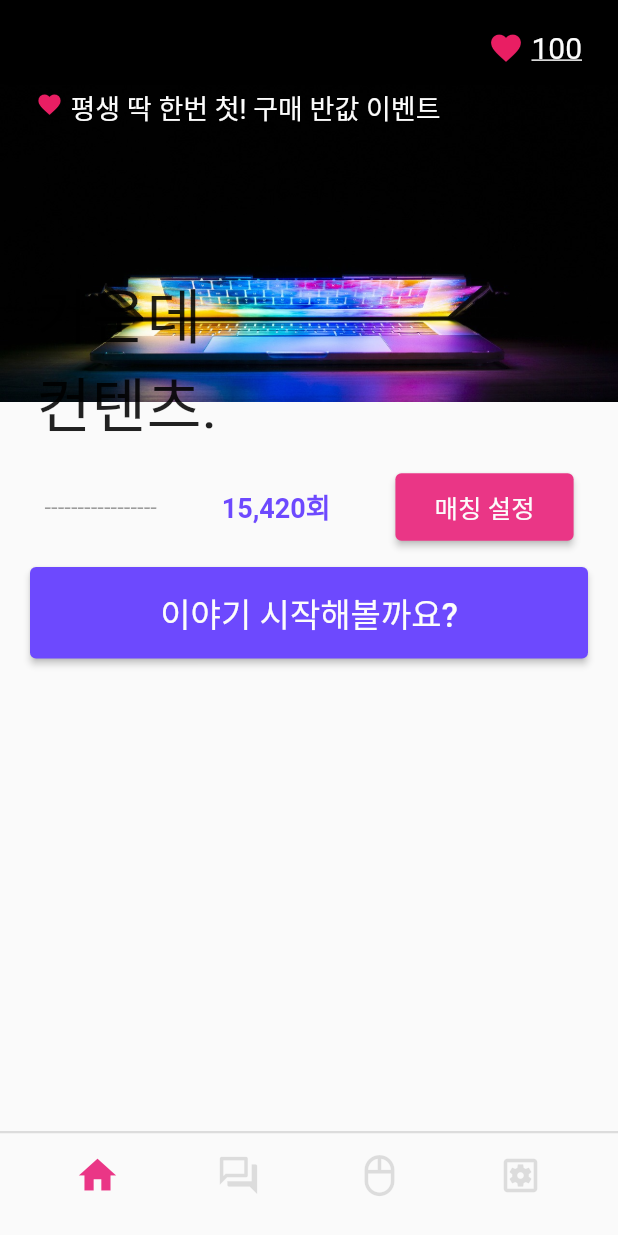
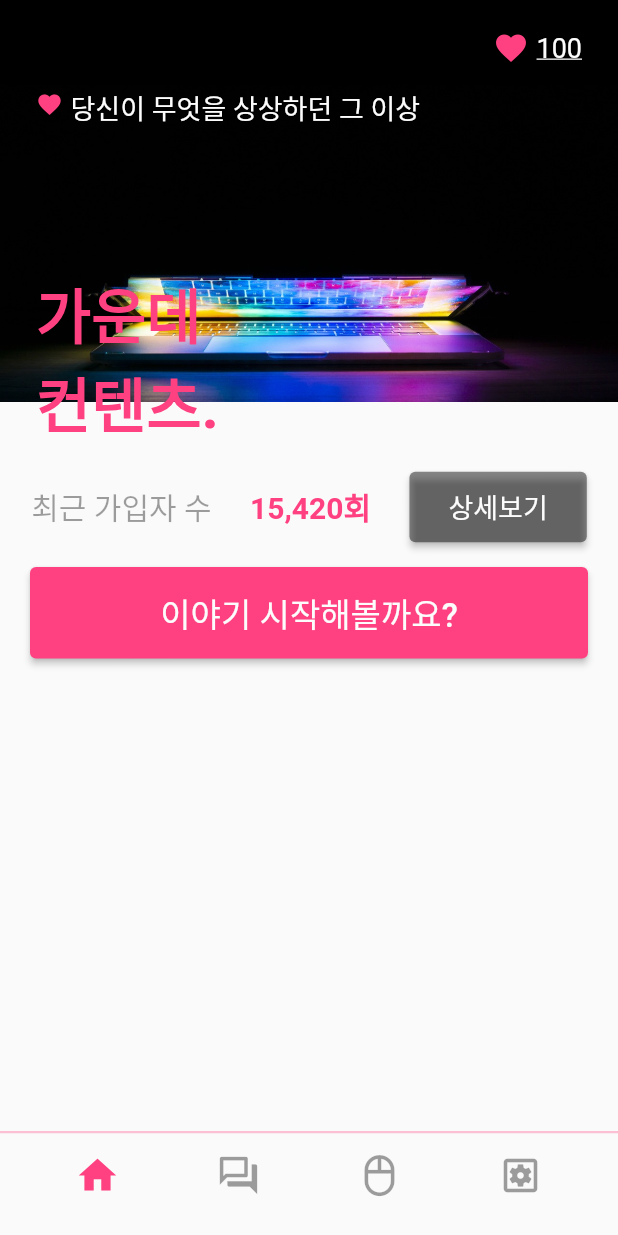
Before and after one commit to comeevery-git/flutter_bloc, a Flutter app: the screen it shows after launch, on a phone screen of 412 x 824 dp. Run offline on Flutter 3.47's test engine with Material 2 defaults, Android fonts, the phone set to English and light mode, and no system bars; our stand-ins replace bloc, equatable, flutter_bloc, freezed_annotation.

Commit message:
feat: constants 추가

```diff
--- a/lib/main.dart
+++ b/lib/main.dart
@@ -10,6 +10,7 @@ import 'src/screen/widget/custom_navigator.dart';
 import 'src/screen/todo_screen.dart';
 import 'src/screen/counter_screen.dart';
 import 'src/screen/setting_screen.dart';
+import 'src/utils/constants.dart';
 
 void main() {
   Bloc.observer = Observer();
@@ -40,7 +41,7 @@ class MyApp extends StatelessWidget {
     return MaterialApp(
       title: 'State Manager - Bloc Main',
       theme: ThemeData(
-        primarySwatch: Colors.blue,
+        primarySwatch: Colors.blueGrey,
       ),
       home: Home(),
     );
@@ -92,11 +93,11 @@ class _HomeState extends State<Home> {
           ),
           bottomNavigationBar: Container(
             width: MediaQuery.of(context).size.width,
-            height: 70,
+            height: kBottomContainerHeight,
             decoration: BoxDecoration(
               border: Border(
                 top: BorderSide(
-                  color: Colors.black12,
+                  color: kBorderColorAccent.withAlpha(80),
                   width: 1.5,
                 ),
               ),
@@ -108,8 +109,8 @@ class _HomeState extends State<Home> {
                   child: TabBar(
                     labelPadding: EdgeInsets.fromLTRB(32, 5, 32, 5),
                     isScrollable: true,
-                    labelColor: Color(0xFFEA3686),
-                    unselectedLabelColor: Colors.black12,
+                    labelColor: kTextColorAccent,
+                    unselectedLabelColor: kTextColorGrey,
                     indicatorColor: Colors.transparent,
                     onTap: (index) => setState(() {
                       _currentIndex = index;
--- a/lib/src/screen/counter_screen.dart
+++ b/lib/src/screen/counter_screen.dart
@@ -2,6 +2,7 @@ import 'package:flutter/material.dart';
 import 'package:flutter_bloc/flutter_bloc.dart';
 
 import '../cubit/count_cubit.dart';
+import '../utils/constants.dart';
 
 class CounterScreen extends StatelessWidget {
   const CounterScreen({Key? key}) : super(key: key);
@@ -29,7 +30,7 @@ class CounterScreen extends StatelessWidget {
             onPressed: () => context.read<CountCubit>().increment(),
             child: const Icon(Icons.add),
           ),
-          const SizedBox(height: 8),
+          kSizeBox,
           FloatingActionButton(
             onPressed: () => context.read<CountCubit>().decrement(),
             child: const Icon(Icons.remove),
--- a/lib/src/screen/home_screen.dart
+++ b/lib/src/screen/home_screen.dart
@@ -1,5 +1,6 @@
 import 'package:flutter/material.dart';
 
+import '../utils/constants.dart';
 import 'widget/main_connect_btn.dart';
 import 'widget/main_count_area.dart';
 
@@ -38,17 +39,13 @@ class HomeScreen extends StatelessWidget {
                               mainAxisAlignment: MainAxisAlignment.end,
                               children: [
                                 Icon(Icons.favorite,
-                                    color: Colors.pink, size: 24.0),
+                                    color: kTextColorAccent, size: 24.0),
                                 Padding(
                                   padding: EdgeInsets.fromLTRB(5, 0, 0, 0),
-                                  child: Text(
-                                    '100',
-                                    style: TextStyle(
-                                      color: Color(0xFFFCFCFC),
-                                      fontSize: 20,
-                                      decoration: TextDecoration.underline,
-                                    ),
-                                  ),
+                                  child: Text('100',
+                                      style: kTextStyle.copyWith(
+                                          decoration:
+                                              TextDecoration.underline)),
                                 ),
                               ],
                             ),
@@ -61,17 +58,13 @@ class HomeScreen extends StatelessWidget {
                               textBaseline: TextBaseline.alphabetic,
                               children: [
                                 Icon(Icons.favorite,
-                                    color: Colors.pink, size: 18.0),
+                                    color: kTextColorAccent, size: 18.0),
                                 Padding(
-                                  padding: EdgeInsets.fromLTRB(5, 0, 0, 0),
-                                  child: Text(
-                                    '평생 딱 한번 첫! 구매 반값 이벤트',
-                                    style: TextStyle(
-                                      fontSize: 18,
-                                      color: Color(0xFFFCFCFC),
-                                    ),
-                                  ),
-                                ),
+                                    padding: EdgeInsets.fromLTRB(5, 0, 0, 0),
+                                    child: Text(
+                                      '당신이 무엇을 상상하던 그 이상',
+                                      style: kTextStyle,
+                                    )),
                               ],
                             ),
                           ),
@@ -81,12 +74,9 @@ class HomeScreen extends StatelessWidget {
                               mainAxisAlignment: MainAxisAlignment.start,
                               crossAxisAlignment: CrossAxisAlignment.center,
                               children: [
-                                Text(
-                                  '가운데\n컨텐츠.',
-                                  style: TextStyle(
-                                    fontSize: 40,
-                                  ),
-                                ),
+                                Text('가운데\n컨텐츠.',
+                                    style:
+                                        kTextStyleAccent.copyWith(fontSize: 40))
                               ],
                             ),
                           ),
--- a/lib/src/screen/todo_screen.dart
+++ b/lib/src/screen/todo_screen.dart
@@ -4,6 +4,7 @@ import 'package:flutter_bloc/flutter_bloc.dart';
 import '../bloc/todo_bloc.dart';
 import '../bloc/todo_event.dart';
 import '../bloc/todo_state.dart';
+import '../utils/constants.dart';
 
 class TodoScreen extends StatefulWidget {
   TodoScreen({Key? key}) : super(key: key);
@@ -31,9 +32,7 @@ class _TodoScreenState extends State<TodoScreen> {
       ),
       floatingActionButton: FloatingActionButton(
         onPressed: () {},
-        child: Icon(
-          Icons.edit,
-        ),
+        child: Icon(Icons.edit),
       ),
       body: Padding(
         padding: EdgeInsets.symmetric(horizontal: 16.0),
@@ -44,7 +43,7 @@ class _TodoScreenState extends State<TodoScreen> {
                 this.title = val;
               },
             ),
-            SizedBox(height: 16.0),
+            kSizeBox,
             // TodoBloc 에서 emit 발생 시 대응가능
             Expanded(
               child: BlocBuilder<TodoBloc, TodoState>(
--- a/lib/src/screen/widget/main_connect_btn.dart
+++ b/lib/src/screen/widget/main_connect_btn.dart
@@ -1,4 +1,5 @@
 import 'package:flutter/material.dart';
+import 'package:state_management/src/utils/constants.dart';
 
 class MainConnectBtn extends StatelessWidget {
   @override
@@ -12,7 +13,7 @@ class MainConnectBtn extends StatelessWidget {
             width: MediaQuery.of(context).size.width - 40,
             child: ElevatedButton(
               style: ElevatedButton.styleFrom(
-                backgroundColor: Color(0xFF6D49FE),
+                backgroundColor: kTextColorAccent,
               ),
               onPressed: () {},
               child: Padding(
@@ -21,7 +22,7 @@ class MainConnectBtn extends StatelessWidget {
                   '이야기 시작해볼까요?',
                   style: TextStyle(
                     fontSize: 22,
-                    color: Color(0xFFFCFCFC),
+                    color: kTextColor,
                   ),
                 ),
               ),
--- a/lib/src/screen/widget/main_count_area.dart
+++ b/lib/src/screen/widget/main_count_area.dart
@@ -1,4 +1,6 @@
 import 'package:flutter/material.dart';
+
+import '../../utils/constants.dart';
 
 class MainCountArea extends StatelessWidget {
   @override
@@ -10,38 +12,22 @@ class MainCountArea extends StatelessWidget {
         children: [
           Container(
             child: Text(
-              '-----------------',
-              style: TextStyle(
-                fontSize: 16,
-                color: Colors.black38,
-              ),
+              '최근 가입자 수',
+              style: TextStyle(fontSize: 20, color: kTextColorGrey),
             ),
           ),
           Container(
-            child: Text(
-              '15,420회',
-              style: TextStyle(
-                fontSize: 18,
-                color: Color(0xFF6D49FE),
-                fontWeight: FontWeight.bold,
-              ),
-            ),
+            child: Text('15,420회', style: kTextStyleAccent),
           ),
           Container(
             child: ElevatedButton(
               style: ElevatedButton.styleFrom(
-                backgroundColor: Color(0xFFEA3686),
+                backgroundColor: kBackgroundColor,
               ),
               onPressed: () {},
               child: Padding(
                 padding: EdgeInsets.all(10),
-                child: Text(
-                  '매칭 설정',
-                  style: TextStyle(
-                    fontSize: 17,
-                    color: Color(0xFFFCFCFC),
-                  ),
-                ),
+                child: Text('상세보기', style: kTextStyle),
               ),
             ),
           ),
--- /dev/null
+++ b/lib/src/utils/constants.dart
@@ -0,0 +1,22 @@
+import 'package:flutter/material.dart';
+
+const kTextColor = Color(0xFFFCFCFC);
+const kTextColorAccent = Colors.pinkAccent;
+const kTextColorGrey = Colors.black38;
+const kBackgroundColor = Colors.black45;
+const MaterialAccentColor kBorderColorAccent = Colors.pinkAccent;
+// MaterialAccentColor: https://api.flutter.dev/flutter/material/MaterialAccentColor-class.html
+
+const kTextStyle = TextStyle(
+  color: kTextColor,
+  fontSize: 18,
+);
+const kTextStyleAccent = TextStyle(
+  color: kTextColorAccent,
+  fontSize: 20,
+  fontWeight: FontWeight.bold,
+);
+
+const double kBottomContainerHeight = 70.0;
+
+const SizedBox kSizeBox = SizedBox(height: 8);
```
Also changed, not shown: lib/src/screen/widget/bottom_bar.dart (deleted, +0 -14 lines).
